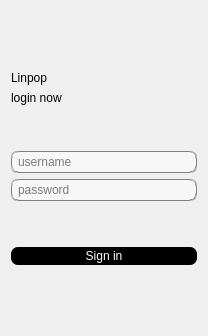
Above: Qt-IM/login.ui from XiaoZheng2003/BIT-QT-IM before the change. Below: the same form after it.
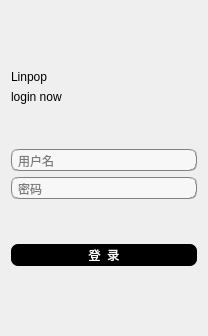
That is the form after the change.

Diff of the .ui file:
```diff
--- a/Qt-IM/login.ui
+++ b/Qt-IM/login.ui
@@ -81,7 +81,7 @@
       <enum>QLineEdit::Normal</enum>
      </property>
      <property name="placeholderText">
-      <string>username</string>
+      <string>用户名</string>
      </property>
     </widget>
    </item>
@@ -97,7 +97,7 @@
       <enum>QLineEdit::Password</enum>
      </property>
      <property name="placeholderText">
-      <string>password</string>
+      <string>密码</string>
      </property>
     </widget>
    </item>
@@ -125,7 +125,7 @@
     font: 14pt &quot;Candara&quot;;</string>
      </property>
      <property name="text">
-      <string>Sign in</string>
+      <string>登  录</string>
      </property>
     </widget>
    </item>
```
